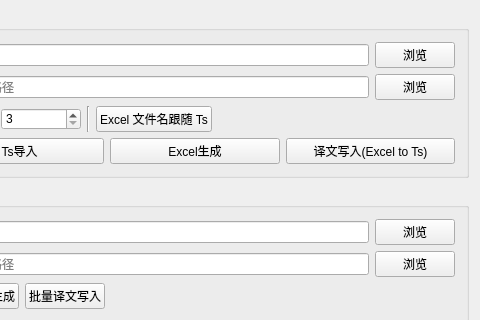
Qt form MainApps/TSFileEditor/MainWindow.ui (CharlesLiaoO/TSFileEditor) before a commit; both pictures show x 90 to 570 and y 0 to 320 of the 570 by 521 pixel window.
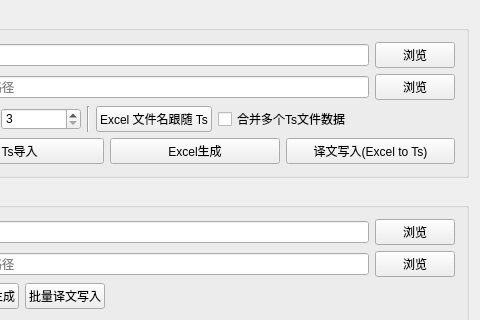
The same form after that commit.

Commit message: 默认不合并Ts数据，增加相应的勾选按钮

The edit to the form file:
```diff
--- a/MainApps/TSFileEditor/MainWindow.ui
+++ b/MainApps/TSFileEditor/MainWindow.ui
@@ -113,6 +113,16 @@
            </property>
           </widget>
          </item>
+         <item>
+          <widget class="QCheckBox" name="checkBox_MergeTs">
+           <property name="toolTip">
+            <string>将多个Ts合并到同一个Excel时，取消勾选</string>
+           </property>
+           <property name="text">
+            <string>合并多个Ts文件数据</string>
+           </property>
+          </widget>
+         </item>
          <item>
           <spacer name="horizontalSpacer">
            <property name="orientation">
```
The commit also changes 3 other files.
